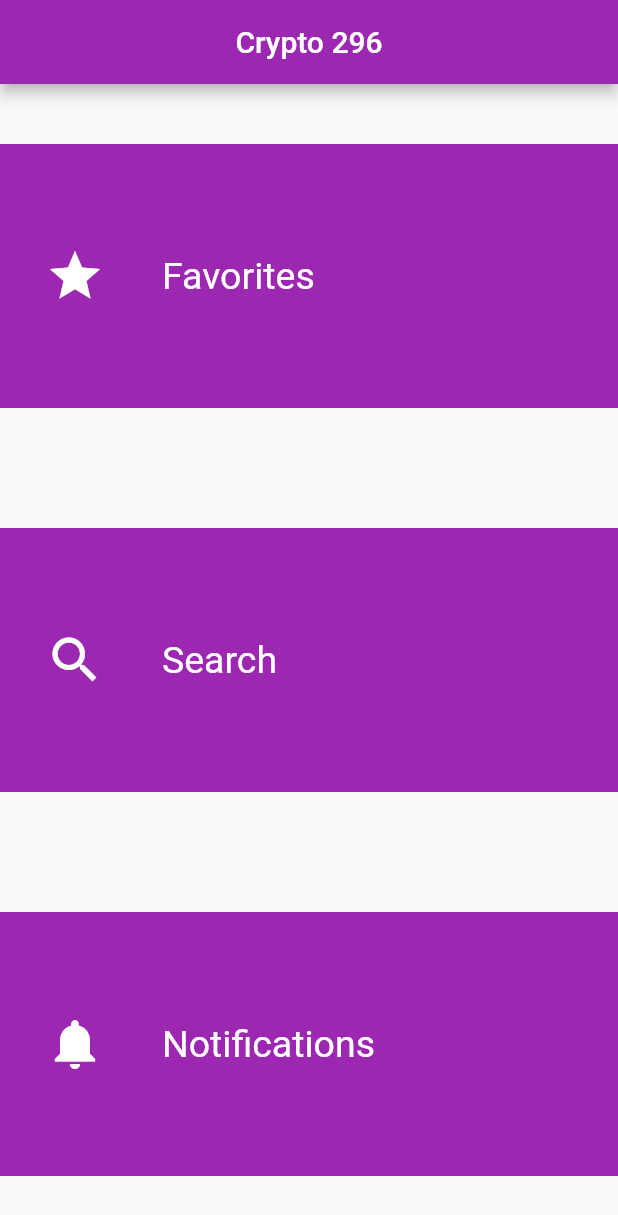
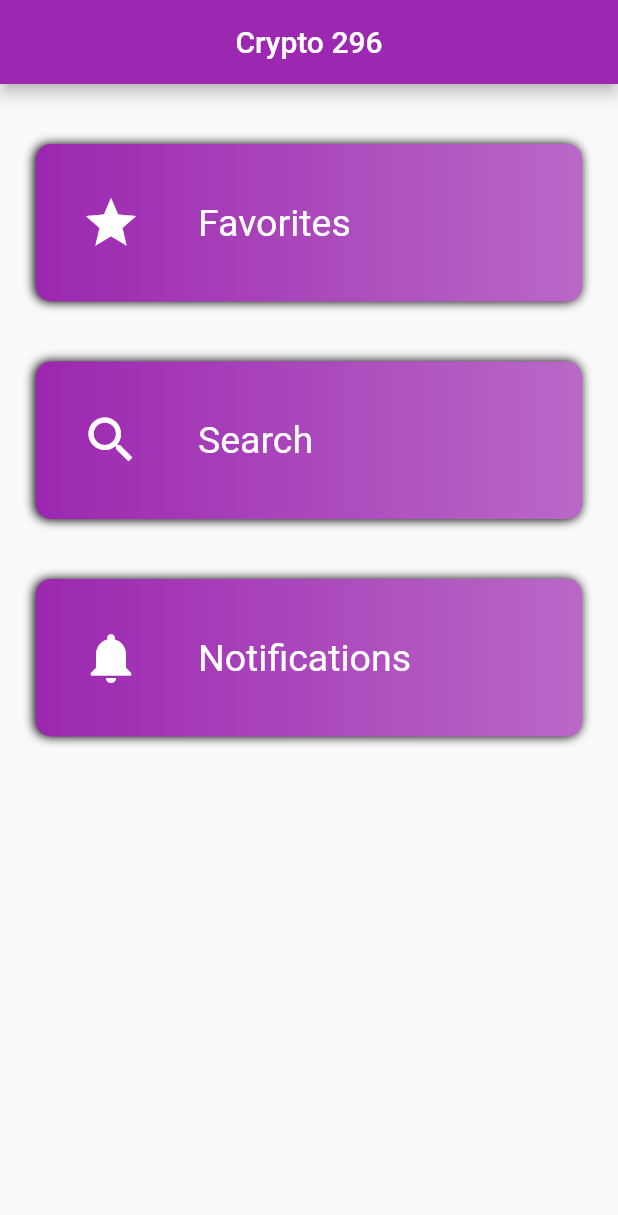
Before and after one commit to gu-tig169/Projektgrupp4, a Flutter app: the screen it shows after launch, on a phone screen of 412 x 824 dp. Shown: the top 1215 px of the screen. Run offline on Flutter 3.47's test engine with Material 2 defaults, Android fonts, the phone set to English and light mode, and no system bars; our stand-ins replace firebase_database; missing offline and left inert: loading_animations; accounts and stored records are empty.

Commit message:
Revision of UI elements

```diff
--- a/lib/global_widgets/no_favorites_text.dart
+++ b/lib/global_widgets/no_favorites_text.dart
@@ -1,13 +1,16 @@
 import 'package:flutter/material.dart';
 
 class NoFavoritesText extends StatelessWidget {
+  NoFavoritesText(this.text);
+  final String
+      text; //'You have no favorites with thresholds yet.\nAdd some with thresholds and watch your money grow!'
   @override
   Widget build(BuildContext context) {
     return Center(
       child: Container(
           padding: EdgeInsets.all(50.0),
           child: Text(
-            'You have no favorites yet.\nAdd some with thresholds and watch your money grow!',
+            text,
             style: TextStyle(color: Colors.grey, fontSize: 24.0),
             textAlign: TextAlign.center,
           )),
--- a/lib/main.dart
+++ b/lib/main.dart
@@ -4,8 +4,7 @@ import 'package:flutter/material.dart';
 import 'package:provider/provider.dart';
 
 void main() {
-  runApp(MultiProvider(
-      providers: [ChangeNotifierProvider(create: (context) => Currencies())], child: MyApp()));
+  runApp(ChangeNotifierProvider(create: (context) => Currencies(), child: MyApp()));
 }
 
 class MyApp extends StatelessWidget {
--- a/lib/screens/home_screen/home_screen.dart
+++ b/lib/screens/home_screen/home_screen.dart
@@ -17,7 +17,7 @@ class HomeScreen extends StatelessWidget {
         ),
       ),
       body: Center(
-        child: Column(
+        child: ListView(
           children: [
             _customButton(context, 'Favorites', _favorites, 2),
             _customButton(context, 'Search', _search, 1),
@@ -28,11 +28,46 @@ class HomeScreen extends StatelessWidget {
     );
   }
 
+// Revision 1
+//   Widget _customButton(context, String title, Widget icon, int tabIndex) {
+//     return Expanded(
+//       child: Padding(
+//         padding: const EdgeInsets.only(top: 40, bottom: 40),
+//         child: InkWell(
+//           onTap: () {
+//             Navigator.push(
+//               context,
+//               MaterialPageRoute(
+//                 builder: (context) => MainScreen(tabIndex),
+//               ),
+//             );
+//           },
+//           child: Container(
+//             padding: EdgeInsets.only(top: 30, bottom: 30),
+//             alignment: FractionalOffset.center,
+//             color: Theme.of(context).primaryColor,
+//             child: Row(
+//               children: <Widget>[
+//                 Padding(
+//                   padding: const EdgeInsets.only(left: 30, right: 30.0),
+//                   child: icon,
+//                 ),
+//                 Container(
+//                   padding: const EdgeInsets.all(8),
+//                   child: Text(title, style: TextStyle(fontSize: 25, color: Colors.white)),
+//                 ),
+//               ],
+//             ),
+//           ),
+//         ),
+//       ),
+//     );
+//   }
+// }
+
+// Revision 2
   Widget _customButton(context, String title, Widget icon, int tabIndex) {
-    return Expanded(
-      child: Padding(
-        padding: const EdgeInsets.only(top: 40, bottom: 40),
-        child: InkWell(
+    return InkWell(
       onTap: () {
         Navigator.push(
           context,
@@ -41,10 +76,22 @@ class HomeScreen extends StatelessWidget {
           ),
         );
       },
+      child: Padding(
+          padding: EdgeInsets.only(top: 40),
           child: Container(
+            margin: EdgeInsets.only(left: 24.0, right: 24.0),
+            width: 340,
+            decoration: BoxDecoration(
+                borderRadius: BorderRadius.all(Radius.circular(10)),
+                boxShadow: [BoxShadow(blurRadius: 5.0, offset: Offset.fromDirection(3.0))],
+                gradient: LinearGradient(
+                  colors: [
+                    Theme.of(context).primaryColor,
+                    Colors.purple[300],
+                  ],
+                )),
             padding: EdgeInsets.only(top: 30, bottom: 30),
             alignment: FractionalOffset.center,
-            color: Theme.of(context).primaryColor,
             child: Row(
               children: <Widget>[
                 Padding(
@@ -57,9 +104,7 @@ class HomeScreen extends StatelessWidget {
                 ),
               ],
             ),
-          ),
-        ),
-      ),
+          )),
     );
   }
 }
--- a/lib/states/currencies.dart
+++ b/lib/states/currencies.dart
@@ -75,7 +75,6 @@ class Currencies extends ChangeNotifier {
 
   // Generalized save method for SaveApi
   void saveFavorites() {
-    List<Currency> favorites = list.where((e) => e.isFavorite).toList();
     SaveApi.saveCurrencies(favorites);
   }
 
@@ -103,7 +102,7 @@ class Currencies extends ChangeNotifier {
     target.hasLowerThreshold = hasLowerThreshold;
     target.lowerThreshold = lowerThreshold;
 
-    FirebaseApi.saveFavorites(list.where((e) => e.isFavorite).toList());
+    FirebaseApi.saveFavorites(favorites);
 
     notifyListeners();
   }
@@ -113,4 +112,6 @@ class Currencies extends ChangeNotifier {
     _list = value;
     notifyListeners();
   }
+
+  List<Currency> get favorites => list.where((e) => e.isFavorite).toList();
 }
```
Also changed, not shown: lib/global_widgets/currency_card.dart (+25 -6 lines), lib/global_widgets/currency_list_view.dart (+7 -7 lines), lib/screens/notification_screen/notification_card.dart (+18 -3 lines), lib/screens/notification_screen/notification_list_view.dart (+11 -5 lines), 1 other file. Lines whose indentation alone changed are shown as unchanged.
